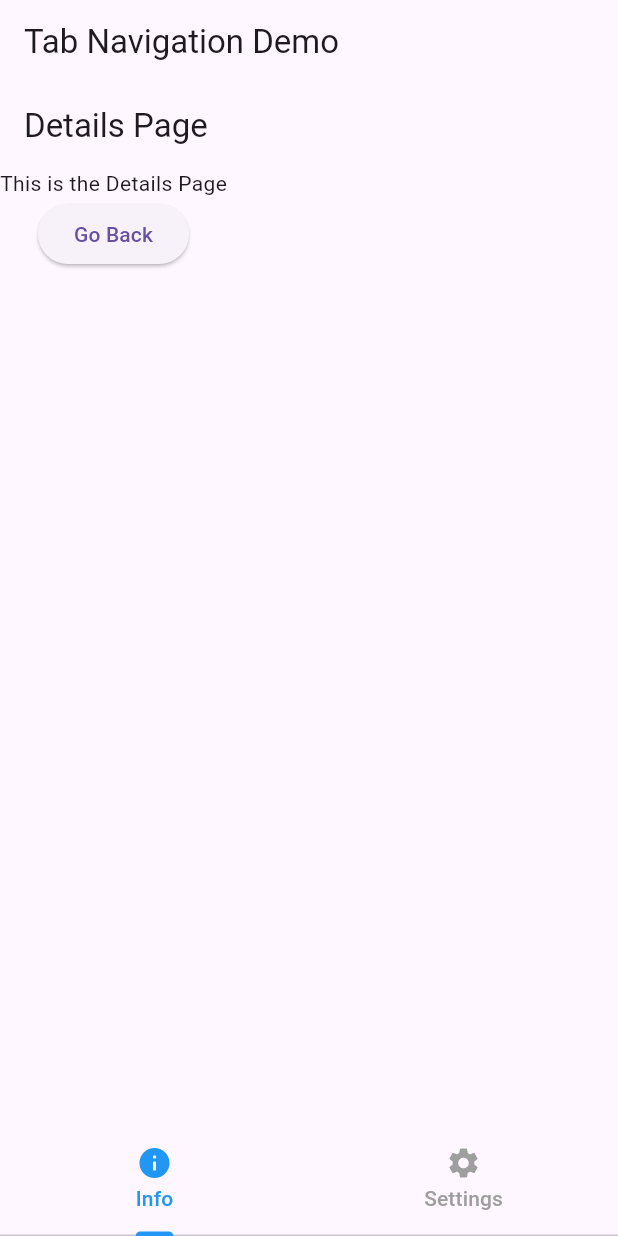
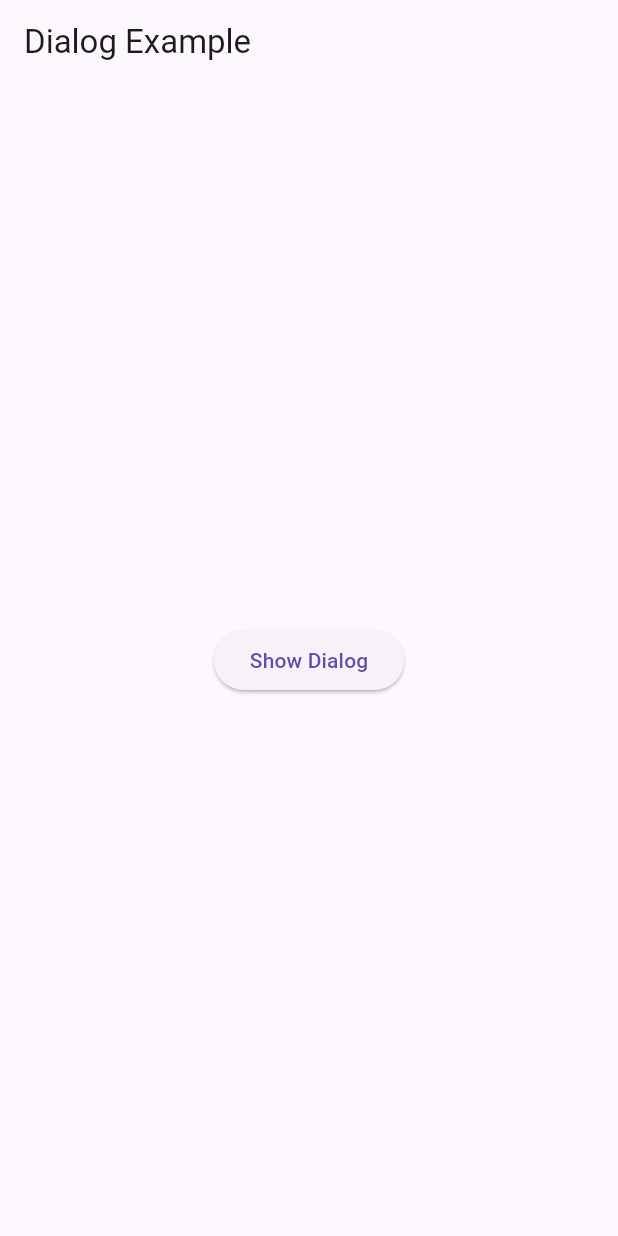
Before and after one commit to BraisonWabwire/flutter_app, a Flutter app: the screen it shows after launch, on a phone screen of 412 x 824 dp. Run offline on Flutter 3.47's test engine with Material 3 defaults, Android fonts, the phone set to English and light mode, and no system bars.

Commit message:
Dialog box as a form of navigaotor

```diff
--- a/lib/DetailsPage.dart
+++ /dev/null
@@ -1,24 +0,0 @@
-import 'package:flutter/cupertino.dart';
-import 'package:flutter/material.dart';
-
-class DetailsPage extends StatelessWidget {
-  const DetailsPage({super.key});
-
-  @override
-  Widget build(BuildContext context) {
-    return Scaffold(
-      appBar: AppBar(
-        title: const Text("Details Page"),
-      ),
-      body: Column(
-        children: [
-          const Text('This is the Details Page'),
-          ElevatedButton(onPressed: () {
-            Navigator.pop(context);
-          },
-          child: const Text('Go Back'),)
-        ]
-      ),
-    );
-  }
-}
--- /dev/null
+++ b/lib/DialogExample.dart
@@ -0,0 +1,45 @@
+import 'package:flutter/cupertino.dart';
+import 'package:flutter/material.dart';
+
+class Dialogexample extends StatelessWidget {
+  const Dialogexample({super.key});
+
+  void _showDialog(BuildContext context) {
+    showDialog(
+      context: context,
+      builder: (BuildContext context) {
+        return AlertDialog(
+          title: const Text("Cancel"),
+          content: const Text("Are you sure you want to cancel?"),
+          actions: [
+            TextButton(
+              onPressed: () {
+                Navigator.of(context).pop();
+              },
+              child: const Text("Cancel"),
+            ),
+            ElevatedButton(
+              onPressed: () {
+                Navigator.of(context).pop();
+              },
+              child: const Text("Confirm"),
+            ),
+          ],
+        );
+      },
+    );
+  }
+
+  @override
+  Widget build(BuildContext context) {
+    return Scaffold(
+      appBar: AppBar(title: const Text("Dialog Example")),
+      body: Center(
+        child: ElevatedButton(
+          onPressed: () => _showDialog(context),
+          child: const Text("Show Dialog"),
+        ),
+      ),
+    );
+  }
+}
--- a/lib/homepage.dart
+++ /dev/null
@@ -1,28 +0,0 @@
-import 'package:flutter/cupertino.dart';
-import 'package:flutter/material.dart';
-import 'package:flutter_app/DetailsPage.dart';
-import 'package:flutter_app/settings.dart';
-
-class Homepage extends StatelessWidget {
-  const Homepage({super.key});
-
-  @override
-  Widget build(BuildContext context) {
-    return DefaultTabController(
-      length: 2,
-      child: Scaffold(
-        appBar: AppBar(title: const Text("Tab Navigation Demo")),
-        body: const TabBarView(children: [DetailsPage(), Settings()]),
-        bottomNavigationBar: const TabBar(
-          labelColor: Colors.blue,
-          unselectedLabelColor: Colors.grey,
-          indicatorColor: Colors.blue,
-          tabs: [
-            Tab(icon: Icon(Icons.info), text: 'Info'),
-            Tab(icon: Icon(Icons.settings), text: 'Settings'),
-          ],
-        ),
-      ),
-    );
-  }
-}
--- a/lib/main.dart
+++ b/lib/main.dart
@@ -1,7 +1,6 @@
-// Stack navigation
-import 'package:flutter/cupertino.dart';
 import 'package:flutter/material.dart';
-import 'package:flutter_app/homepage.dart';
+import 'package:flutter/widgets.dart';
+import 'package:flutter_app/DialogExample.dart';
 
 void main() {
   runApp(const MyApp());
@@ -13,9 +12,7 @@ class MyApp extends StatelessWidget {
   @override
   Widget build(BuildContext context) {
     return MaterialApp(
-      debugShowCheckedModeBanner: false,
-      title: 'Drawer navigation Demo',
-      home: const Homepage(),
+      home: Dialogexample(),
     );
   }
 }
--- a/lib/settings.dart
+++ /dev/null
@@ -1,10 +0,0 @@
-import 'package:flutter/cupertino.dart';
-
-class Settings extends StatelessWidget {
-  const Settings({super.key});
-
-  @override
-  Widget build(BuildContext context) {
-    return const Text("This is the Settings Page");
-  }
-}
```
